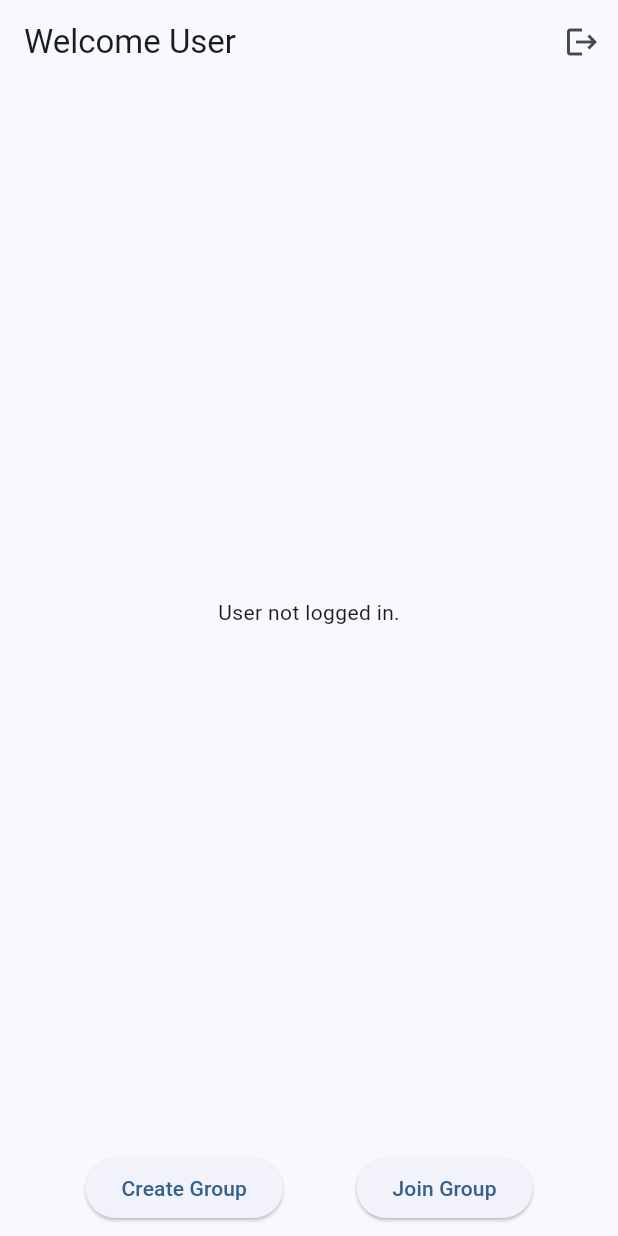
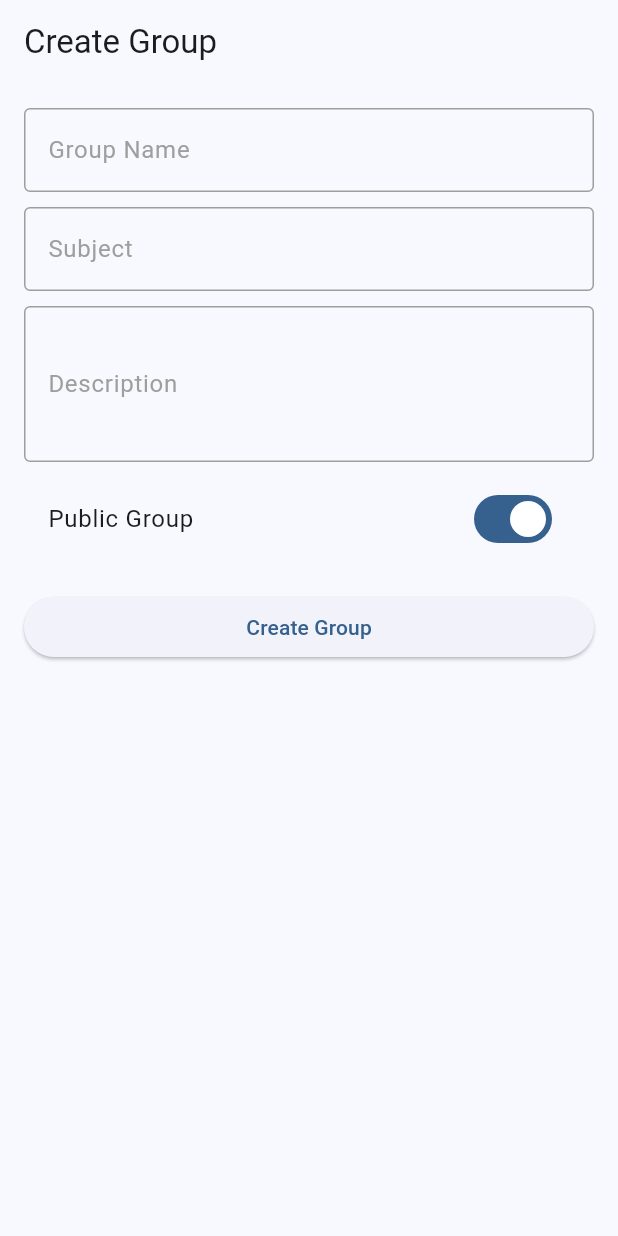
Before and after one commit to anasdevv/smd-assignment, a Flutter app: the HomePage screen opened by its route, after a tap on "Create Group", on a phone screen of 412 x 824 dp. Run offline on Flutter 3.47's test engine with Material 3 defaults, Android fonts, the light colour scheme and no system bars; our stand-ins replace cloud_firestore, equatable, firebase_auth, firebase_core, firebase_storage, flutter_bloc and 1 more; accounts and stored records are empty.

Commit message:
create group added

```diff
--- a/lib/core/router/app_router.dart
+++ b/lib/core/router/app_router.dart
@@ -4,6 +4,7 @@ import 'package:smd_project/features/authentication/presentation/pages/login_pag
 import 'package:smd_project/features/authentication/presentation/pages/signup_page.dart';
 import 'package:smd_project/features/authentication/presentation/pages/forgot_password_page.dart';
 import 'package:smd_project/features/home/presentation/pages/home_page.dart';
+import 'package:smd_project/features/groups/presentation/pages/create_groups_page.dart';
 
 final router = GoRouter(
   initialLocation: '/login',
@@ -44,5 +45,9 @@ final router = GoRouter(
       path: '/home',
       builder: (context, state) => const HomePage(),
     ),
+    GoRoute(
+      path: '/create-group',
+      builder: (context, state) => const CreateGroupPage(),
+    ),
   ],
 );
--- /dev/null
+++ b/lib/features/groups/domain/usecases/create_group.dart
@@ -0,0 +1,12 @@
+import '../entities/group_entity.dart';
+import '../repositories/group_repository.dart';
+
+class CreateGroup {
+  final GroupRepository repository;
+
+  CreateGroup(this.repository);
+
+  Future<void> call(GroupEntity group) async {
+    return repository.createGroup(group);
+  }
+}
--- a/lib/features/groups/presentation/bloc/groups_event.dart
+++ b/lib/features/groups/presentation/bloc/groups_event.dart
@@ -1,4 +1,5 @@
 import 'package:equatable/equatable.dart';
+import 'package:smd_project/features/groups/domain/entities/group_entity.dart';
 
 abstract class GroupEvent extends Equatable {
   const GroupEvent();
@@ -16,4 +17,14 @@ class GetUserGroups extends GroupEvent {
   List<Object> get props => [userId];
 }
 
+class CreateGroupEvent extends GroupEvent {
+  final GroupEntity group;
+
+  const CreateGroupEvent(this.group);
+
+  @override
+  List<Object> get props => [group];
+}
+
+
 class CheckAuthStatus extends GroupEvent {}
--- a/lib/features/groups/presentation/bloc/groups_state.dart
+++ b/lib/features/groups/presentation/bloc/groups_state.dart
@@ -30,7 +30,20 @@ class GroupError extends GroupState {
   List<Object> get props => [message];
 }
 
+
+class GroupCreating extends GroupState {}
+
+
 class GroupCreated extends GroupState {}
+
+class GroupCreationError extends GroupState {
+  final String message;
+
+  const GroupCreationError(this.message);
+
+  @override
+  List<Object> get props => [message];
+}
 
 class GroupUpdated extends GroupState {}
 
--- /dev/null
+++ b/lib/features/groups/presentation/pages/create_groups_page.dart
@@ -0,0 +1,124 @@
+import 'package:flutter/material.dart';
+import 'package:flutter_bloc/flutter_bloc.dart';
+import 'package:smd_project/features/groups/domain/entities/group_entity.dart';
+import 'package:smd_project/features/groups/presentation/bloc/groups_bloc.dart';
+import 'package:smd_project/features/groups/presentation/bloc/groups_event.dart';
+import 'package:smd_project/features/groups/presentation/bloc/groups_state.dart';
+// import 'package:firebase_auth/firebase_auth.dart'; // Uncomment if using Firebase
+
+class CreateGroupPage extends StatefulWidget {
+  const CreateGroupPage({super.key});
+
+  @override
+  State<CreateGroupPage> createState() => _CreateGroupPageState();
+}
+
+class _CreateGroupPageState extends State<CreateGroupPage> {
+  final _formKey = GlobalKey<FormState>();
+  final _nameController = TextEditingController();
+  final _subjectController = TextEditingController();
+  final _descriptionController = TextEditingController();
+  bool _isPublic = true;
+
+  @override
+  void dispose() {
+    _nameController.dispose();
+    _subjectController.dispose();
+    _descriptionController.dispose();
+    super.dispose();
+  }
+
+  void _submitForm() {
+    if (_formKey.currentState!.validate()) {
+      final name = _nameController.text.trim();
+      final subject = _subjectController.text.trim();
+      final description = _descriptionController.text.trim();
+
+      // Get current user ID (replace with actual logic)
+      // final userId = FirebaseAuth.instance.currentUser!.uid;
+      const userId = "user_id_here"; // Replace this in your integration
+
+      final group = GroupEntity(
+        id: UniqueKey().toString(), // Or use UUID
+        name: name,
+        subject: subject,
+        description: description,
+        createdAt: DateTime.now(),
+        createdBy: userId,
+        leaderId: userId,
+        members: [userId],
+        isPublic: _isPublic,
+        tags: [], // Optional: you can add tag input if needed
+      );
+
+      context.read<GroupBloc>().add(CreateGroupEvent(group));
+    }
+  }
+
+  @override
+  Widget build(BuildContext context) {
+    return Scaffold(
+      appBar: AppBar(title: const Text('Create Group')),
+      body: Padding(
+        padding: const EdgeInsets.all(16),
+        child: BlocListener<GroupBloc, GroupState>(
+          listener: (context, state) {
+            if (state is GroupCreated) {
+              Navigator.of(context).pop();
+            } else if (state is GroupCreationError) {
+              ScaffoldMessenger.of(context).showSnackBar(
+                SnackBar(content: Text('Error: ${state.message}')),
+              );
+            }
+          },
+          child: Form(
+            key: _formKey,
+            child: ListView(
+              children: [
+                TextFormField(
+                  controller: _nameController,
+                  decoration: const InputDecoration(labelText: 'Group Name'),
+                  validator: (value) =>
+                      value == null || value.isEmpty ? 'Required' : null,
+                ),
+                const SizedBox(height: 10),
+                TextFormField(
+                  controller: _subjectController,
+                  decoration: const InputDecoration(labelText: 'Subject'),
+                ),
+                const SizedBox(height: 10),
+                TextFormField(
+                  controller: _descriptionController,
+                  decoration: const InputDecoration(labelText: 'Description'),
+                  maxLines: 3,
+                ),
+                const SizedBox(height: 10),
+                SwitchListTile(
+                  value: _isPublic,
+                  onChanged: (value) {
+                    setState(() {
+                      _isPublic = value;
+                    });
+                  },
+                  title: const Text('Public Group'),
+                ),
+                const SizedBox(height: 20),
+                BlocBuilder<GroupBloc, GroupState>(
+                  builder: (context, state) {
+                    if (state is GroupCreating) {
+                      return const Center(child: CircularProgressIndicator());
+                    }
+                    return ElevatedButton(
+                      onPressed: _submitForm,
+                      child: const Text('Create Group'),
+                    );
+                  },
+                ),
+              ],
+            ),
+          ),
+        ),
+      ),
+    );
+  }
+}
--- a/lib/features/home/presentation/pages/home_page.dart
+++ b/lib/features/home/presentation/pages/home_page.dart
@@ -1,3 +1,81 @@
+// import 'package:flutter/material.dart';
+// import 'package:flutter_bloc/flutter_bloc.dart';
+// import 'package:smd_project/features/authentication/presentation/bloc/auth_event.dart';
+// import 'package:smd_project/features/authentication/presentation/bloc/auth_bloc.dart';
+// import 'package:go_router/go_router.dart';
+// import 'package:smd_project/features/authentication/presentation/bloc/auth_state.dart';
+// import 'package:smd_project/features/groups/presentation/pages/view_groups_page.dart';
+
+// class HomePage extends StatelessWidget {
+//   const HomePage({super.key});
+
+//   @override
+//   Widget build(BuildContext context) {
+//     return BlocListener<AuthBloc, AuthState>(
+//       listener: (context, state) {
+//         if (state is Unauthenticated) {
+//           context.go('/login'); // Redirect only after state is updated
+//         }
+//       },
+//       child: Scaffold(
+//         appBar: AppBar(
+//           title: BlocBuilder<AuthBloc, AuthState>(
+//             builder: (context, state) {
+//               if (state is AuthLoading) {
+//                 return const CircularProgressIndicator();
+//               } else if (state is Authenticated) {
+//                 return Text("Welcome ${state.user.displayName}");
+//               } else if (state is AuthError) {
+//                 return const Text("Error");
+//               }
+//               return const Text("Welcome User");
+//             },
+//           ),
+//           actions: [
+//             IconButton(
+//               icon: const Icon(Icons.logout),
+//               tooltip: 'Logout',
+//               onPressed: () {
+//                 context.read<AuthBloc>().add(SignOutRequested());
+//               },
+//             ),
+//           ],
+//         ),
+//         body: Column(
+//           children: [
+//             Expanded(
+//               child: const ViewGroupsPage(),
+//             ),
+//             Padding(
+//               padding: const EdgeInsets.all(8.0),
+//               child: Row(
+//                 mainAxisAlignment: MainAxisAlignment.spaceEvenly,
+//                 children: [
+//                   ElevatedButton(
+//                     onPressed: () {
+//                       context.go('/create-group');
+//                     },
+//                     child: const Text('Create Group'),
+//                   ),
+//                   ElevatedButton(
+//                     onPressed: () {
+//                       // Navigate to Join Group Page
+//                     },
+//                     child: const Text('Join Group'),
+//                   ),
+//                 ],
+//               ),
+//             ),
+//           ],
+//         ),
+//       ),
+//     );
+//   }
+// }
+
+
+
+
 import 'package:flutter/material.dart';
 import 'package:flutter_bloc/flutter_bloc.dart';
 import 'package:smd_project/features/authentication/presentation/bloc/auth_event.dart';
@@ -43,8 +121,8 @@ class HomePage extends StatelessWidget {
         ),
         body: Column(
           children: [
-            Expanded(
-              child: const ViewGroupsPage(),
+            const Expanded(
+              child: ViewGroupsPage(),
             ),
             Padding(
               padding: const EdgeInsets.all(8.0),
@@ -53,13 +131,13 @@ class HomePage extends StatelessWidget {
                 children: [
                   ElevatedButton(
                     onPressed: () {
-                      // Navigate to Create Group Page
+                      context.go('/create-group');
                     },
                     child: const Text('Create Group'),
                   ),
                   ElevatedButton(
                     onPressed: () {
-                      // Navigate to Join Group Page
+                      // Navigate to Join Group Page (to be implemented)
                     },
                     child: const Text('Join Group'),
                   ),
```
Also changed, not shown: lib/features/groups/presentation/bloc/groups_bloc.dart (+17 -0 lines), firebase.json.
